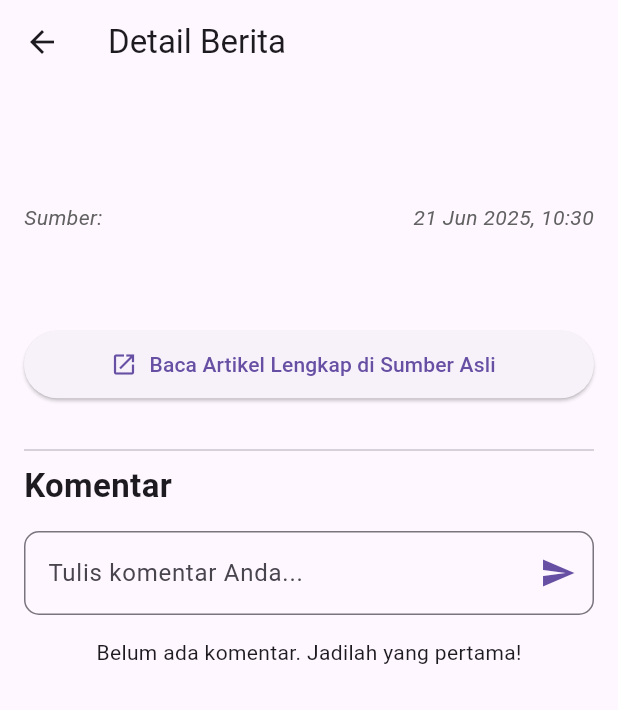
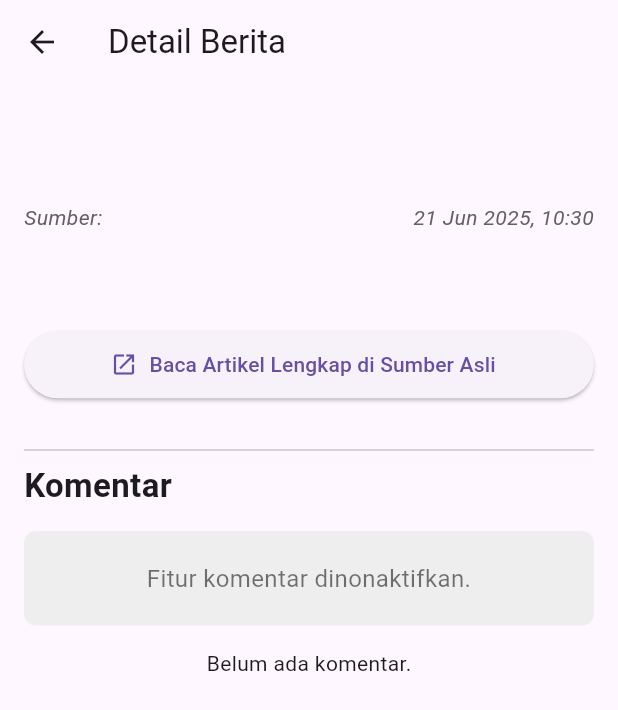
Before and after one commit to Maftuuh1922/aplikasi_berita, a Flutter app: the ArticleDetailScreen screen opened directly with empty values, on a phone screen of 412 x 824 dp. Shown: the top 710 px of the screen. Run offline on Flutter 3.47's test engine with Material 3 defaults, Android fonts, the phone set to English and light mode, and no system bars; our stand-ins replace cloud_firestore, firebase_auth, firebase_core, google_sign_in; accounts and stored records are empty; network calls fail.

Commit message:
ngilangin login

```diff
--- a/lib/screens/article_detail_screen.dart
+++ b/lib/screens/article_detail_screen.dart
@@ -5,7 +5,6 @@ import 'package:intl/intl.dart';
 import '../models/article.dart';
 import '../models/comment.dart';
 import '../services/comment_firebase_service.dart';
-import 'package:firebase_auth/firebase_auth.dart';
 
 class ArticleDetailScreen extends StatefulWidget {
   final Article article;
@@ -17,49 +16,7 @@ class ArticleDetailScreen extends StatefulWidget {
 }
 
 class _ArticleDetailScreenState extends State<ArticleDetailScreen> {
-  final TextEditingController _commentController = TextEditingController();
   final CommentFirebaseService _commentService = CommentFirebaseService();
-  final FirebaseAuth _auth = FirebaseAuth.instance;
-
-  Future<void> _postComment() async {
-    if (_commentController.text.trim().isEmpty) {
-      ScaffoldMessenger.of(context).showSnackBar(
-        SnackBar(content: Text('Komentar tidak boleh kosong.')),
-      );
-      return;
-    }
-
-    User? currentUser = _auth.currentUser;
-    if (currentUser == null) {
-      ScaffoldMessenger.of(context).showSnackBar(
-        SnackBar(content: Text('Anda harus login dengan Google untuk memposting komentar.')),
-      );
-      return;
-    }
-
-    String authorName = currentUser.displayName ?? currentUser.email ?? 'Pengguna Google';
-
-    try {
-      await _commentService.addComment(
-        articleIdentifier: widget.article.url,
-        text: _commentController.text.trim(),
-        author: authorName,
-      );
-      _commentController.clear();
-      ScaffoldMessenger.of(context).showSnackBar(
-        SnackBar(content: Text('Komentar berhasil diposting!')),
-      );
-    } catch (e) {
-      String errorMessage = 'Gagal posting komentar.';
-      if (e.toString().contains('PERMISSION_DENIED')) {
-        errorMessage += ' Silakan login ulang dengan Google.';
-      }
-      ScaffoldMessenger.of(context).showSnackBar(
-        SnackBar(content: Text(errorMessage)),
-      );
-      print('Error posting comment: $e');
-    }
-  }
 
   Future<void> _launchUrl(String url) async {
     final Uri uri = Uri.parse(url);
@@ -72,7 +29,7 @@ class _ArticleDetailScreenState extends State<ArticleDetailScreen> {
   Widget build(BuildContext context) {
     return Scaffold(
       appBar: AppBar(
-        title: Text('Detail Berita'),
+        title: const Text('Detail Berita'),
       ),
       body: SingleChildScrollView(
         padding: const EdgeInsets.all(16.0),
@@ -81,12 +38,12 @@ class _ArticleDetailScreenState extends State<ArticleDetailScreen> {
           children: [
             Text(
               widget.article.title,
-              style: TextStyle(
+              style: const TextStyle(
                 fontSize: 26,
                 fontWeight: FontWeight.bold,
               ),
             ),
-            SizedBox(height: 10),
+            const SizedBox(height: 10),
             if (widget.article.urlToImage != null && widget.article.urlToImage!.isNotEmpty)
               ClipRRect(
                 borderRadius: BorderRadius.circular(8.0),
@@ -102,7 +59,7 @@ class _ArticleDetailScreenState extends State<ArticleDetailScreen> {
                   ),
                 ),
               ),
-            SizedBox(height: 15),
+            const SizedBox(height: 15),
             Row(
               mainAxisAlignment: MainAxisAlignment.spaceBetween,
               children: [
@@ -124,72 +81,70 @@ class _ArticleDetailScreenState extends State<ArticleDetailScreen> {
                 ),
               ],
             ),
-            SizedBox(height: 15),
+            const SizedBox(height: 15),
             Text(
               widget.article.description ?? '',
-              style: TextStyle(fontSize: 17, color: Colors.black87),
+              style: const TextStyle(fontSize: 17, color: Colors.black87),
             ),
-            SizedBox(height: 10),
+            const SizedBox(height: 10),
             if (widget.article.content != null && widget.article.content!.isNotEmpty)
               Text(
                 widget.article.content!,
-                style: TextStyle(fontSize: 16, height: 1.5),
+                style: const TextStyle(fontSize: 16, height: 1.5),
               ),
-            SizedBox(height: 15),
+            const SizedBox(height: 15),
             ElevatedButton.icon(
               onPressed: () => _launchUrl(widget.article.url),
-              icon: Icon(Icons.open_in_new),
-              label: Text('Baca Artikel Lengkap di Sumber Asli'),
+              icon: const Icon(Icons.open_in_new),
+              label: const Text('Baca Artikel Lengkap di Sumber Asli'),
               style: ElevatedButton.styleFrom(
-                minimumSize: Size(double.infinity, 45),
+                minimumSize: const Size(double.infinity, 45),
               ),
             ),
-            SizedBox(height: 25),
-            Divider(),
-            Text(
+            const SizedBox(height: 25),
+            const Divider(),
+            const Text(
               'Komentar',
               style: TextStyle(
                 fontSize: 22,
                 fontWeight: FontWeight.bold,
               ),
             ),
-            SizedBox(height: 15),
-            TextField(
-              controller: _commentController,
-              decoration: InputDecoration(
-                labelText: 'Tulis komentar Anda...',
-                border: OutlineInputBorder(
-                  borderRadius: BorderRadius.circular(10),
+            const SizedBox(height: 15),
+            Container(
+              padding: const EdgeInsets.symmetric(vertical: 20, horizontal: 16),
+              decoration: BoxDecoration(
+                color: Colors.grey[200],
+                borderRadius: BorderRadius.circular(8),
+              ),
+              child: const Center(
+                child: Text(
+                  'Fitur komentar dinonaktifkan.',
+                  textAlign: TextAlign.center,
+                  style: TextStyle(color: Colors.black54, fontSize: 16),
                 ),
-                suffixIcon: IconButton(
-                  icon: Icon(Icons.send),
-                  onPressed: _postComment,
-                  color: Theme.of(context).primaryColor,
-                ),
-                alignLabelWithHint: true,
               ),
-              maxLines: null,
-              keyboardType: TextInputType.multiline,
             ),
-            SizedBox(height: 15),
+            const SizedBox(height: 15),
             StreamBuilder<List<Comment>>(
               stream: _commentService.getCommentsForArticle(widget.article.url),
               builder: (context, snapshot) {
                 if (snapshot.connectionState == ConnectionState.waiting) {
-                  return Center(child: CircularProgressIndicator());
+                  return const Center(child: CircularProgressIndicator());
                 } else if (snapshot.hasError) {
                   return Center(child: Text('Error memuat komentar: ${snapshot.error}'));
                 } else if (!snapshot.hasData || snapshot.data!.isEmpty) {
-                  return Center(child: Text('Belum ada komentar. Jadilah yang pertama!'));
+                  return const Center(child: Text('Belum ada komentar.'));
                 } else {
+                  final comments = snapshot.data!;
                   return ListView.builder(
                     shrinkWrap: true,
-                    physics: NeverScrollableScrollPhysics(),
-                    itemCount: snapshot.data!.length,
+                    physics: const NeverScrollableScrollPhysics(),
+                    itemCount: comments.length,
                     itemBuilder: (context, index) {
-                      final comment = snapshot.data![index];
+                      final comment = comments[index];
                       return Card(
-                        margin: EdgeInsets.symmetric(vertical: 6),
+                        margin: const EdgeInsets.symmetric(vertical: 6),
                         elevation: 2,
                         child: Padding(
                           padding: const EdgeInsets.all(12.0),
@@ -198,17 +153,17 @@ class _ArticleDetailScreenState extends State<ArticleDetailScreen> {
                             children: [
                               Text(
                                 comment.author,
-                                style: TextStyle(fontWeight: FontWeight.bold, fontSize: 16),
+                                style: const TextStyle(fontWeight: FontWeight.bold, fontSize: 16),
                               ),
-                              SizedBox(height: 4),
+                              const SizedBox(height: 4),
                               Text(
                                 comment.text,
-                                style: TextStyle(fontSize: 15),
+                                style: const TextStyle(fontSize: 15),
                               ),
-                              SizedBox(height: 4),
+                              const SizedBox(height: 4),
                               Text(
                                 DateFormat('dd MMM yyyy, HH:mm').format(comment.timestamp),
-                                style: TextStyle(fontSize: 12, color: Colors.grey),
+                                style: const TextStyle(fontSize: 12, color: Colors.grey),
                               ),
                             ],
                           ),
```
Also changed, not shown: lib/main.dart (+4 -23 lines), lib/screens/home_screen.dart (+30 -40 lines).
